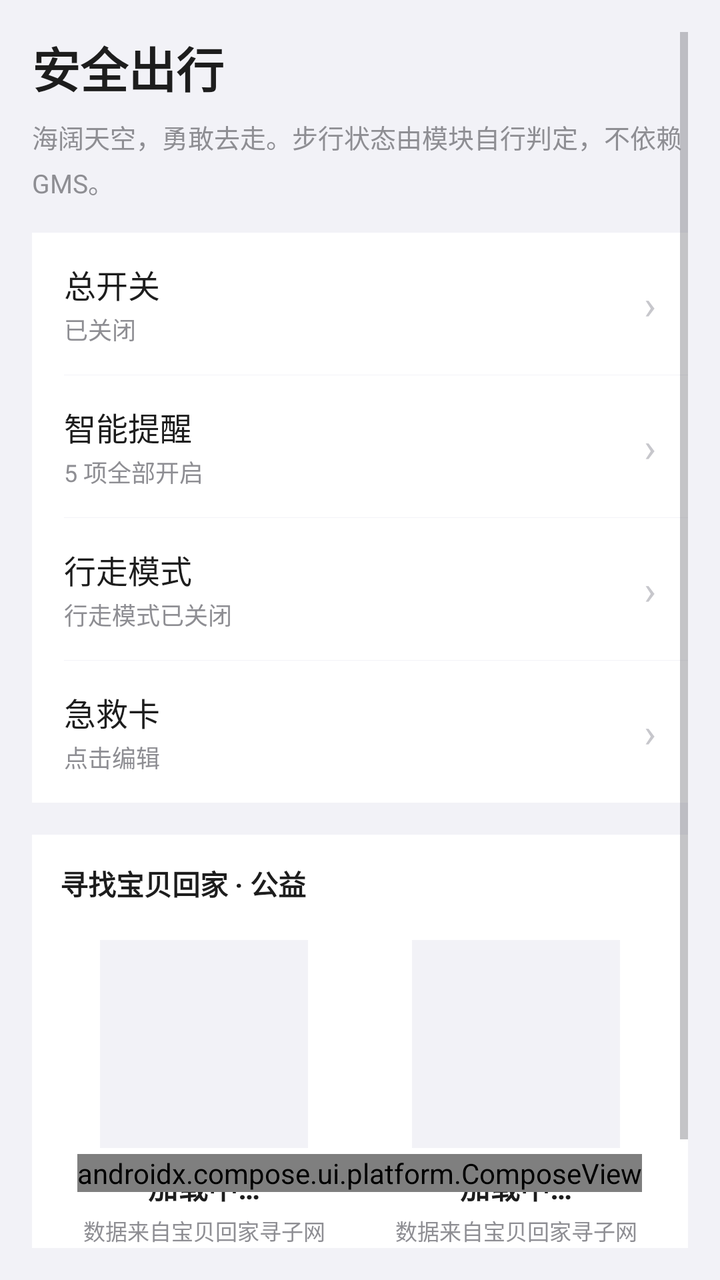
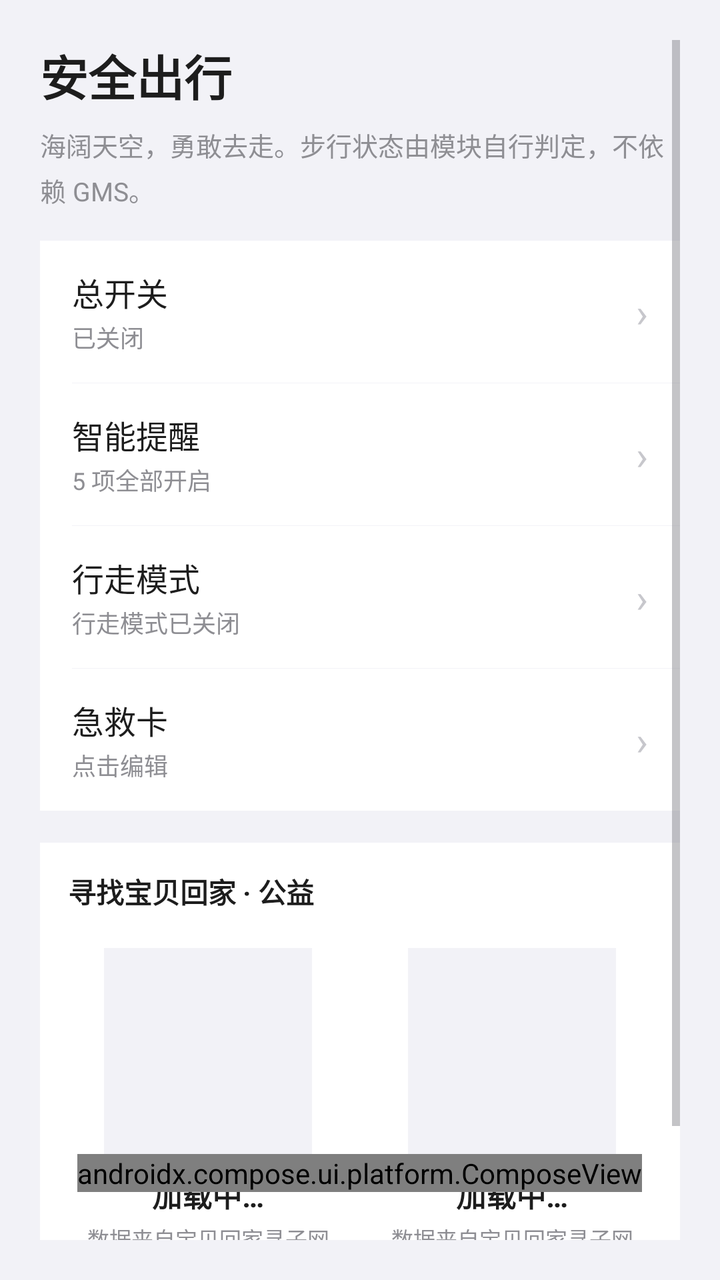

Screens rendered from an Android XML layout before and after an edit, with the pre-edit source and the edit as a unified diff.
<!-- AndroidManifest.xml: activity theme Theme.Safewalk -->
<!-- res/layout/activity_main.xml -->
<?xml version="1.0" encoding="utf-8"?>
<FrameLayout xmlns:android="http://schemas.android.com/apk/res/android"
    xmlns:app="http://schemas.android.com/apk/res-auto"
    android:layout_width="match_parent"
    android:layout_height="match_parent"
    android:background="@color/bg"
    android:fitsSystemWindows="true">

    <FrameLayout
        android:id="@+id/content_frame"
        android:layout_width="match_parent"
        android:layout_height="match_parent">

        
        <ScrollView
            android:id="@+id/page_settings"
            android:layout_width="match_parent"
            android:layout_height="match_parent"
            android:fillViewport="true"
            android:padding="16dp"
            android:paddingTop="40dp"
            android:paddingBottom="110dp">

            <LinearLayout
                android:layout_width="match_parent"
                android:layout_height="wrap_content"
                android:orientation="vertical">

                <TextView
                    android:layout_width="wrap_content"
                    android:layout_height="wrap_content"
                    android:text="安全出行"
                    android:textColor="@color/text_primary"
                    android:textSize="24sp"
                    android:textStyle="bold" />

                <TextView
                    android:layout_width="match_parent"
                    android:layout_height="wrap_content"
                    android:layout_marginTop="8dp"
                    android:text="海阔天空，勇敢去走。步行状态由模块自行判定，不依赖 GMS。"
                    android:lineSpacingExtra="4dp"
                    android:textColor="@color/text_hint"
                    android:textSize="13sp" />

                
                <LinearLayout
                    android:layout_width="match_parent"
                    android:layout_height="wrap_content"
                    android:layout_marginTop="16dp"
                    android:background="@color/card_bg"
                    android:orientation="vertical">

                    <LinearLayout
                        android:id="@+id/tile_enable"
                        android:layout_width="match_parent"
                        android:layout_height="wrap_content"
                        android:background="?android:attr/selectableItemBackground"
                        android:clickable="true"
                        android:focusable="true"
                        android:gravity="center_vertical"
                        android:orientation="horizontal"
                        android:paddingHorizontal="16dp"
                        android:paddingVertical="14dp">

                        <LinearLayout
                            android:layout_width="0dp"
                            android:layout_height="wrap_content"
                            android:layout_weight="1"
                            android:orientation="vertical">

                            <TextView
                                android:layout_width="wrap_content"
                                android:layout_height="wrap_content"
                                android:text="总开关"
                                android:textColor="@color/text_primary"
                                android:textSize="16sp" />

                            <TextView
                                android:id="@+id/tile_enable_status"
                                android:layout_width="match_parent"
                                android:layout_height="wrap_content"
                                android:layout_marginTop="2dp"
                                android:text="已关闭"
                                android:textColor="@color/text_hint"
                                android:textSize="12sp" />
                        </LinearLayout>

                        <TextView
                            android:layout_width="wrap_content"
                            android:layout_height="wrap_content"
                            android:text="›"
                            android:textColor="@color/chevron"
                            android:textSize="20sp" />
                    </LinearLayout>

                    <View
                        android:layout_width="match_parent"
                        android:layout_height="1px"
                        android:layout_marginLeft="16dp"
                        android:background="@color/bg" />

                    <LinearLayout
                        android:id="@+id/tile_smart"
                        android:layout_width="match_parent"
                        android:layout_height="wrap_content"
                        android:background="?android:attr/selectableItemBackground"
                        android:clickable="true"
                        android:focusable="true"
                        android:gravity="center_vertical"
                        android:orientation="horizontal"
                        android:paddingHorizontal="16dp"
                        android:paddingVertical="14dp">

                        <LinearLayout
                            android:layout_width="0dp"
                            android:layout_height="wrap_content"
                            android:layout_weight="1"
                            android:orientation="vertical">

                            <TextView
                                android:layout_width="wrap_content"
                                android:layout_height="wrap_content"
                                android:text="智能提醒"
                                android:textColor="@color/text_primary"
                                android:textSize="16sp" />

                            <TextView
                                android:id="@+id/tile_smart_status"
                                android:layout_width="match_parent"
                                android:layout_height="wrap_content"
                                android:layout_marginTop="2dp"
                                android:text="5 项全部开启"
                                android:textColor="@color/text_hint"
                                android:textSize="12sp" />
                        </LinearLayout>

                        <TextView
                            android:layout_width="wrap_content"
                            android:layout_height="wrap_content"
                            android:text="›"
                            android:textColor="@color/chevron"
                            android:textSize="20sp" />
                    </LinearLayout>

                    <View
                        android:layout_width="match_parent"
                        android:layout_height="1px"
                        android:layout_marginLeft="16dp"
                        android:background="@color/bg" />

                    <LinearLayout
                        android:id="@+id/tile_walk"
                        android:layout_width="match_parent"
                        android:layout_height="wrap_content"
                        android:background="?android:attr/selectableItemBackground"
                        android:clickable="true"
                        android:focusable="true"
                        android:gravity="center_vertical"
                        android:orientation="horizontal"
                        android:paddingHorizontal="16dp"
                        android:paddingVertical="14dp">

                        <LinearLayout
                            android:layout_width="0dp"
                            android:layout_height="wrap_content"
                            android:layout_weight="1"
                            android:orientation="vertical">

                            <TextView
                                android:layout_width="wrap_content"
                                android:layout_height="wrap_content"
                                android:text="行走模式"
                                android:textColor="@color/text_primary"
                                android:textSize="16sp" />

                            <TextView
                                android:id="@+id/tile_walk_status"
                                android:layout_width="match_parent"
                                android:layout_height="wrap_content"
                                android:layout_marginTop="2dp"
                                android:text="行走模式已关闭"
                                android:textColor="@color/text_hint"
                                android:textSize="12sp" />
                        </LinearLayout>

                        <TextView
                            android:layout_width="wrap_content"
                            android:layout_height="wrap_content"
                            android:text="›"
                            android:textColor="@color/chevron"
                            android:textSize="20sp" />
                    </LinearLayout>

                    <View
                        android:layout_width="match_parent"
                        android:layout_height="1px"
                        android:layout_marginLeft="16dp"
                        android:background="@color/bg" />

                    <LinearLayout
                        android:id="@+id/tile_emergency"
                        android:layout_width="match_parent"
                        android:layout_height="wrap_content"
                        android:background="?android:attr/selectableItemBackground"
                        android:clickable="true"
                        android:focusable="true"
                        android:gravity="center_vertical"
                        android:orientation="horizontal"
                        android:paddingHorizontal="16dp"
                        android:paddingVertical="14dp">

                        <LinearLayout
                            android:layout_width="0dp"
                            android:layout_height="wrap_content"
                            android:layout_weight="1"
                            android:orientation="vertical">

                            <TextView
                                android:layout_width="wrap_content"
                                android:layout_height="wrap_content"
                                android:text="急救卡"
                                android:textColor="@color/text_primary"
                                android:textSize="16sp" />

                            <TextView
                                android:id="@+id/tile_emergency_status"
                                android:layout_width="match_parent"
                                android:layout_height="wrap_content"
                                android:layout_marginTop="2dp"
                                android:text="点击编辑"
                                android:textColor="@color/text_hint"
                                android:textSize="12sp" />
                        </LinearLayout>

                        <TextView
                            android:layout_width="wrap_content"
                            android:layout_height="wrap_content"
                            android:text="›"
                            android:textColor="@color/chevron"
                            android:textSize="20sp" />
                    </LinearLayout>

                </LinearLayout>

                
                <LinearLayout
                    android:id="@+id/card_missing_kids"
                    android:layout_width="match_parent"
                    android:layout_height="wrap_content"
                    android:layout_marginTop="16dp"
                    android:background="@color/card_bg"
                    android:orientation="vertical"
                    android:padding="14dp">

                    <TextView
                        android:layout_width="match_parent"
                        android:layout_height="wrap_content"
                        android:text="寻找宝贝回家 · 公益"
                        android:textColor="@color/text_primary"
                        android:textSize="14sp"
                        android:textStyle="bold" />

                    <LinearLayout
                        android:layout_width="match_parent"
                        android:layout_height="wrap_content"
                        android:layout_marginTop="12dp"
                        android:orientation="horizontal">

                        
                        <LinearLayout
                            android:id="@+id/kid_card_1"
                            android:layout_width="0dp"
                            android:layout_height="wrap_content"
                            android:layout_weight="1"
                            android:gravity="center_horizontal"
                            android:orientation="vertical"
                            android:padding="6dp">

                            <ImageView
                                android:id="@+id/iv_kid_photo_1"
                                android:layout_width="104dp"
                                android:layout_height="104dp"
                                android:background="@color/bg"
                                android:scaleType="centerCrop"
                                android:contentDescription="走失儿童照片" />

                            <TextView
                                android:id="@+id/tv_kid_name_1"
                                android:layout_width="match_parent"
                                android:layout_height="wrap_content"
                                android:layout_marginTop="8dp"
                                android:gravity="center"
                                android:text="加载中…"
                                android:textColor="@color/text_primary"
                                android:textSize="15sp"
                                android:textStyle="bold" />

                            <TextView
                                android:id="@+id/tv_kid_info_1"
                                android:layout_width="match_parent"
                                android:layout_height="wrap_content"
                                android:layout_marginTop="3dp"
                                android:ellipsize="end"
                                android:gravity="center"
                                android:maxLines="2"
                                android:text="数据来自宝贝回家寻子网"
                                android:textColor="@color/text_hint"
                                android:textSize="11sp" />
                        </LinearLayout>

                        <View
                            android:layout_width="12dp"
                            android:layout_height="match_parent" />

                        
                        <LinearLayout
                            android:id="@+id/kid_card_2"
                            android:layout_width="0dp"
                            android:layout_height="wrap_content"
                            android:layout_weight="1"
                            android:gravity="center_horizontal"
                            android:orientation="vertical"
                            android:padding="6dp">

                            <ImageView
                                android:id="@+id/iv_kid_photo_2"
                                android:layout_width="104dp"
                                android:layout_height="104dp"
                                android:background="@color/bg"
                                android:scaleType="centerCrop"
                                android:contentDescription="走失儿童照片" />

                            <TextView
                                android:id="@+id/tv_kid_name_2"
                                android:layout_width="match_parent"
                                android:layout_height="wrap_content"
                                android:layout_marginTop="8dp"
                                android:gravity="center"
                                android:text="加载中…"
                                android:textColor="@color/text_primary"
                                android:textSize="15sp"
                                android:textStyle="bold" />

                            <TextView
                                android:id="@+id/tv_kid_info_2"
                                android:layout_width="match_parent"
                                android:layout_height="wrap_content"
                                android:layout_marginTop="3dp"
                                android:ellipsize="end"
                                android:gravity="center"
                                android:maxLines="2"
                                android:text="数据来自宝贝回家寻子网"
                                android:textColor="@color/text_hint"
                                android:textSize="11sp" />
                        </LinearLayout>
                    </LinearLayout>

                    <TextView
                        android:layout_width="match_parent"
                        android:layout_height="wrap_content"
                        android:layout_marginTop="10dp"
                        android:text="发现线索请拨 110 · 点击查看详情"
                        android:textColor="@color/text_hint"
                        android:textSize="11sp" />

                    <TextView
                        android:layout_width="match_parent"
                        android:layout_height="wrap_content"
                        android:layout_marginTop="4dp"
                        android:text="本卡片需使用互联网权限，联网读取公开寻亲资料与照片，不上传本机隐私信息"
                        android:textColor="@color/text_hint"
                        android:textSize="10sp" />
                </LinearLayout>

            </LinearLayout>
        </ScrollView>

        
        <ScrollView
            android:id="@+id/page_about"
            android:layout_width="match_parent"
            android:layout_height="match_parent"
            android:background="@color/bg"
            android:fillViewport="true"
            android:padding="16dp"
            android:paddingTop="40dp"
            android:paddingBottom="110dp"
            android:visibility="gone">

            <LinearLayout
                android:layout_width="match_parent"
                android:layout_height="wrap_content"
                android:orientation="vertical">

                <TextView
                    android:id="@+id/tv_about_title"
                    android:layout_width="wrap_content"
                    android:layout_height="wrap_content"
                    android:text="关于"
                    android:textColor="@color/text_primary"
                    android:textSize="24sp"
                    android:textStyle="bold" />

                <TextView
                    android:id="@+id/tv_about_subtitle"
                    android:layout_width="match_parent"
                    android:layout_height="wrap_content"
                    android:layout_marginTop="8dp"
                    android:text="安全出行 · LSPosed 模块"
                    android:textColor="@color/text_hint"
                    android:textSize="13sp" />

                <TextView
                    android:layout_width="match_parent"
                    android:layout_height="wrap_content"
                    android:layout_marginTop="4dp"
                    android:lineSpacingExtra="4dp"
                    android:text="多少次 迎着冷眼与嘲笑，从没有放弃过心中的理想"
                    android:textColor="@color/text_hint"
                    android:textSize="13sp"
                    android:textStyle="italic" />

                
                <LinearLayout
                    android:layout_width="match_parent"
                    android:layout_height="wrap_content"
                    android:layout_marginTop="16dp"
                    android:background="@color/card_bg"
                    android:orientation="vertical">

                    <LinearLayout
                        android:id="@+id/btn_github"
                        style="@style/RowStyle">

                        <TextView
                            style="@style/RowTitle"
                            android:layout_width="0dp"
                            android:layout_weight="1"
                            android:text="项目地址" />

                        <TextView
                            style="@style/RowChevron" />
                    </LinearLayout>

                    <View style="@style/RowDivider" />

                    
                    <LinearLayout
                        android:id="@+id/btn_feedback"
                        style="@style/RowStyle">

                        <TextView
                            style="@style/RowTitle"
                            android:layout_width="0dp"
                            android:layout_weight="1"
                            android:text="功能建议" />

                        <TextView
                            style="@style/RowChevron" />
                    </LinearLayout>

                    <View style="@style/RowDivider" />

                    <LinearLayout
                        android:id="@+id/btn_credits"
                        style="@style/RowStyle">

                        <TextView
                            style="@style/RowTitle"
                            android:layout_width="0dp"
                            android:layout_weight="1"
                            android:text="致敬名单" />

                        <TextView
                            style="@style/RowChevron" />
                    </LinearLayout>

                    <View style="@style/RowDivider" />

                    <LinearLayout
                        android:id="@+id/btn_thanks"
                        style="@style/RowStyle">

                        <TextView
                            style="@style/RowTitle"
                            android:layout_width="0dp"
                            android:layout_weight="1"
                            android:text="感谢名单" />

                        <TextView
                            style="@style/RowChevron" />
                    </LinearLayout>

                    <View style="@style/RowDivider" />

                    <LinearLayout
                        android:id="@+id/btn_donate"
                        style="@style/RowStyle">

                        <TextView
                            style="@style/RowTitle"
                            android:layout_width="0dp"
                            android:layout_weight="1"
                            android:text="支持捐赠" />

                        <TextView
                            style="@style/RowChevron" />
                    </LinearLayout>

                </LinearLayout>

                
                <LinearLayout
                    android:layout_width="match_parent"
                    android:layout_height="wrap_content"
                    android:layout_marginTop="16dp"
                    android:background="@color/card_bg"
                    android:orientation="vertical">

                    <TextView
                        android:layout_width="match_parent"
                        android:layout_height="wrap_content"
                        android:paddingLeft="16dp"
                        android:paddingRight="16dp"
                        android:paddingTop="12dp"
                        android:text="隐私"
                        android:textColor="@color/text_hint"
                        android:textSize="12sp" />

                    <LinearLayout
                        android:id="@+id/btn_hide_launcher"
                        style="@style/RowStyle">

                        <TextView
                            android:id="@+id/tv_hide_launcher"
                            style="@style/RowTitle"
                            android:layout_width="0dp"
                            android:layout_weight="1"
                            android:text="隐藏桌面图标" />

                        <TextView
                            android:id="@+id/tv_hide_launcher_state"
                            style="@style/RowHint"
                            android:text="已显示" />
                    </LinearLayout>

                    <LinearLayout
                        android:id="@+id/btn_hide_recent"
                        style="@style/RowStyle">

                        <TextView
                            android:id="@+id/tv_hide_recent"
                            style="@style/RowTitle"
                            android:layout_width="0dp"
                            android:layout_weight="1"
                            android:text="不显示在最近任务" />

                        <TextView
                            android:id="@+id/tv_hide_recent_state"
                            style="@style/RowHint"
                            android:text="已显示" />
                    </LinearLayout>

                    <TextView
                        android:layout_width="match_parent"
                        android:layout_height="wrap_content"
                        android:paddingLeft="16dp"
                        android:paddingRight="16dp"
                        android:paddingBottom="12dp"
                        android:text="步数、位置、急救信息等仅在本机处理，不上传服务器。"
                        android:textColor="@color/text_hint"
                        android:textSize="11sp" />
                </LinearLayout>

                
                <LinearLayout
                    android:id="@+id/btn_toggle_log"
                    style="@style/RowStyle"
                    android:layout_marginTop="16dp"
                    android:background="@color/card_bg">

                    <TextView
                        android:id="@+id/tv_toggle_log"
                        style="@style/RowTitle"
                        android:layout_weight="1"
                        android:text="诊断日志：开" />

                    <TextView
                        style="@style/RowChevron" />
                </LinearLayout>

            </LinearLayout>
        </ScrollView>

    </FrameLayout>

    
    <LinearLayout
        android:layout_width="wrap_content"
        android:layout_height="wrap_content"
        android:layout_gravity="bottom|center_horizontal"
        android:layout_marginBottom="44dp"
        android:gravity="center"
        android:orientation="horizontal">

        <androidx.compose.ui.platform.ComposeView
            android:id="@+id/compose_nav"
            android:layout_width="wrap_content"
            android:layout_height="wrap_content" />

    </LinearLayout>

</FrameLayout>
<!-- resources referenced by this layout -->
<resources>
  <color name="bg">#F2F2F7</color>
  <color name="card_bg">#FFFFFF</color>
  <color name="chevron">#C7C7CC</color>
  <color name="text_hint">#8E8E93</color>
  <color name="text_primary">#1D1D1D</color>
  <style name="RowChevron">
          <item name="android:layout_width">wrap_content</item>
          <item name="android:layout_height">wrap_content</item>
          <item name="android:text">›</item>
          <item name="android:textColor">@color/chevron</item>
          <item name="android:textSize">20sp</item>
      </style>
  <style name="RowDivider">
          <item name="android:layout_width">match_parent</item>
          <item name="android:layout_height">1px</item>
          <item name="android:layout_marginLeft">16dp</item>
          <item name="android:background">@color/divider</item>
      </style>
  <style name="RowHint">
          <item name="android:layout_width">wrap_content</item>
          <item name="android:layout_height">wrap_content</item>
          <item name="android:textColor">@color/text_hint</item>
          <item name="android:textSize">13sp</item>
      </style>
  <style name="RowStyle">
          <item name="android:layout_width">match_parent</item>
          <item name="android:layout_height">wrap_content</item>
          <item name="android:orientation">horizontal</item>
          <item name="android:gravity">center_vertical</item>
          <item name="android:paddingLeft">16dp</item>
          <item name="android:paddingRight">16dp</item>
          <item name="android:paddingTop">14dp</item>
          <item name="android:paddingBottom">14dp</item>
          <item name="android:background">?android:attr/selectableItemBackground</item>
          <item name="android:clickable">true</item>
          <item name="android:focusable">true</item>
      </style>
  <style name="RowTitle">
          <item name="android:layout_width">wrap_content</item>
          <item name="android:layout_height">wrap_content</item>
          <item name="android:textColor">@color/text_primary</item>
          <item name="android:textSize">16sp</item>
      </style>
  <style name="Theme.Safewalk" parent="Theme.MaterialComponents.DayNight.NoActionBar">
          <item name="android:windowBackground">@color/bg</item>
          <item name="android:statusBarColor">@android:color/transparent</item>
          
          <item name="android:windowLightStatusBar">@bool/light_statusbar</item>
          <item name="android:navigationBarColor">@color/bg</item>
          <item name="android:windowLightNavigationBar">@bool/light_statusbar</item>
  
          
          <item name="android:forceDarkAllowed">false</item>
  
          
          <item name="colorPrimary">@color/primary</item>
          <item name="colorAccent">@color/primary</item>
          <item name="colorControlActivated">@color/primary</item>
          <item name="colorControlNormal">@color/text_hint</item>
  
          <item name="android:colorBackground">@color/bg</item>
          <item name="android:textColorPrimary">@color/text_primary</item>
          <item name="android:textColorSecondary">@color/text_hint</item>
          <item name="android:textColorHint">@color/text_hint</item>
      </style>
  <color name="divider">#E5E5EA</color>
  <color name="primary">#007AFF</color>
</resources>

<!-- the commit's change to res/layout/activity_main.xml (unified diff, before → after) -->
@@ -17,7 +17,7 @@
             android:layout_width="match_parent"
             android:layout_height="match_parent"
             android:fillViewport="true"
-            android:padding="16dp"
+            android:padding="20dp"
             android:paddingTop="40dp"
             android:paddingBottom="110dp">
 
@@ -383,7 +383,7 @@
             android:layout_height="match_parent"
             android:background="@color/bg"
             android:fillViewport="true"
-            android:padding="16dp"
+            android:padding="20dp"
             android:paddingTop="40dp"
             android:paddingBottom="110dp"
             android:visibility="gone">
